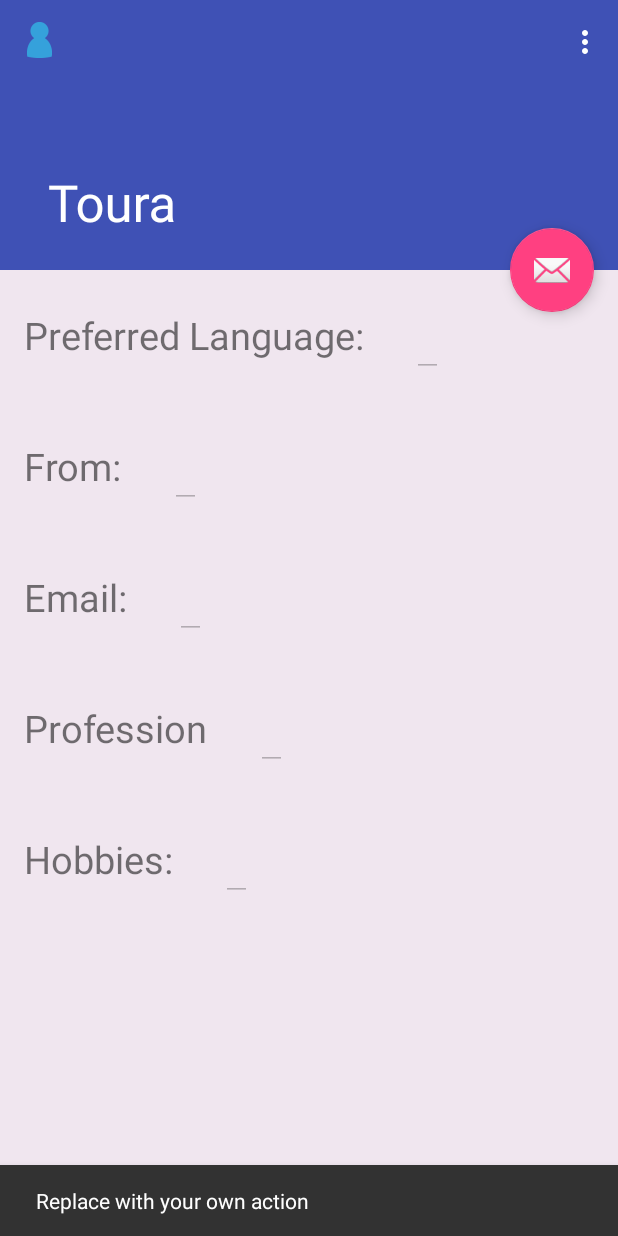
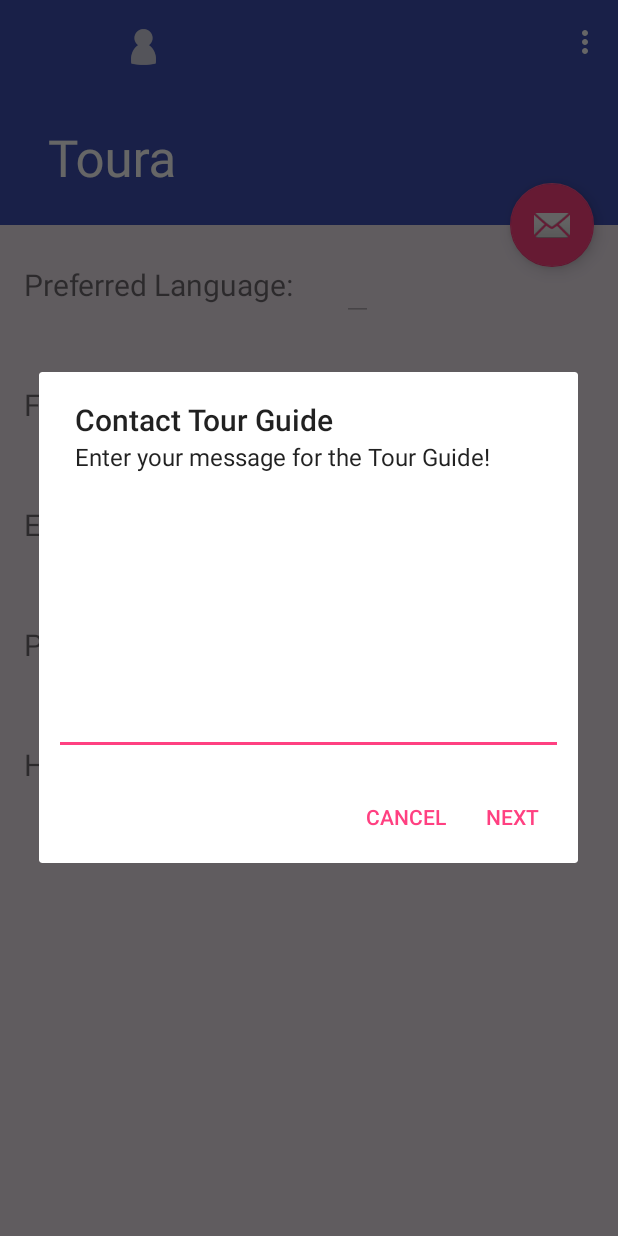
Before and after one commit to munarahman/Toura, an Android app: the screen it shows after launch (ProfileActivity), after a tap on an icon or button, on a phone screen of 412 x 824 dp. Run offline under Robolectric (Android 15) with nearby library versions, the phone set to English and light mode, and no system bars; our stand-ins replace Firebase (no records; nobody signed in at launch, a user with empty details on screens opened directly); 1 statement that could not run was skipped.

Commit message:
added icon and email blurb

```diff
--- a/app/src/main/java/com/example/muna/toura/ProfileActivity.java
+++ b/app/src/main/java/com/example/muna/toura/ProfileActivity.java
@@ -1,15 +1,19 @@
 package com.example.muna.toura;
 
-import android.graphics.drawable.Drawable;
+import android.app.AlertDialog;
+import android.content.Context;
+import android.content.DialogInterface;
 import android.os.Bundle;
 import android.support.design.widget.FloatingActionButton;
-import android.support.design.widget.Snackbar;
+import android.support.v4.content.ContextCompat;
 import android.support.v7.app.AppCompatActivity;
 import android.support.v7.widget.Toolbar;
+import android.view.LayoutInflater;
 import android.view.View;
 import android.view.Menu;
 import android.view.MenuItem;
 import android.widget.EditText;
+import android.widget.ImageView;
 import android.widget.TabHost;
 
 import com.google.firebase.database.DataSnapshot;
@@ -41,12 +45,44 @@ public class ProfileActivity extends AppCompatActivity {
         Toolbar toolbar = (Toolbar) findViewById(R.id.toolbar);
         setSupportActionBar(toolbar);
 
+        // this is for the floating Email icon
         FloatingActionButton fab = (FloatingActionButton) findViewById(R.id.fab);
         fab.setOnClickListener(new View.OnClickListener() {
             @Override
             public void onClick(View view) {
-                Snackbar.make(view, "Replace with your own action", Snackbar.LENGTH_LONG)
-                        .setAction("Action", null).show();
+
+                AlertDialog.Builder descriptionAlertDialog = new AlertDialog.Builder(ProfileActivity.this);
+                LayoutInflater inflater = getLayoutInflater();
+                final View dialogView = inflater.inflate(R.layout.email_dialog, null);
+                final EditText edt = (EditText) dialogView.findViewById(R.id.edit1);
+                descriptionAlertDialog.setView(dialogView)
+
+                    // Setting Dialog Title
+                    .setTitle("Contact Tour Guide")
+
+                    .setMessage("Enter your message for the Tour Guide!")
+
+                    // Setting Positive "Yes" Button
+                    .setPositiveButton("Next",
+                            new DialogInterface.OnClickListener() {
+                                public void onClick(DialogInterface dialog, int which) {
+                                    System.out.println(edt.getText().toString());
+                                    dialog.cancel();
+
+                                }
+                            })
+
+                    // Setting Negative "NO" Button
+                    .setNegativeButton("Cancel",
+                            new DialogInterface.OnClickListener() {
+                                public void onClick(DialogInterface dialog, int which) {
+                                    // Write your code here to execute after dialog
+                                    dialog.cancel();
+                                }
+                            })
+
+                    .show();
+
             }
         });
 
@@ -73,9 +109,36 @@ public class ProfileActivity extends AppCompatActivity {
 
         mainTabSpec = mainTabHost.newTabSpec("Profile");
         mainTabSpec.setContent(R.id.third_tab);
-        mainTabSpec.setIndicator("Profile");
+//        mainTabSpec.setIndicator("Profile");
+
+        View view = LayoutInflater.from(this).inflate(R.layout.profile_icon,
+                mainTabHost.getTabWidget(), false);
+        ImageView imgtabF = (ImageView) view.findViewById(R.id.profile_icon);
+        imgtabF.setBackgroundResource(R.drawable.profile_icon);
+
+        mainTabSpec.setIndicator(view);
         mainTabHost.addTab(mainTabSpec);
 
+
+//        Intent intent;
+//        tabhost = getTabHost();
+//        TabHost.TabSpec tabspec;
+//        intent = new Intent().setClass(getApplicationContext(),xxxxx.class);
+
+//        tabspec = mainTabHost.newTabSpec("First");
+//        View view = LayoutInflater.from(this).inflate(R.layout.profile_icon,
+//                mainTabHost.getTabWidget(), false);
+//        ImageView imgtabF = (ImageView) view.findViewById(R.id.profile_icon);
+//        imgtabF.setBackgroundResource(R.drawable.profile_icon);
+//
+//        mainTabSpec.setIndicator(view);
+//        mainTabSpec.setContent(intent);
+//        tabhost.addTab(tabspec);
+
+        mainTabHost.setCurrentTab(2);
+        Context context = getApplicationContext();
+        int color = ContextCompat.getColor(context, R.color.selected_tab);
+        mainTabHost.getTabWidget().getChildAt(2).setBackgroundColor(color);
 
     }
 
@@ -119,6 +182,7 @@ public class ProfileActivity extends AppCompatActivity {
             public void onDataChange(DataSnapshot dataSnapshot) {
                 String text = dataSnapshot.getValue(String.class);
                 fieldValue.setText(text);
+                System.out.println(text);
             }
 
             @Override
--- a/app/src/main/res/layout/activity_profile.xml
+++ b/app/src/main/res/layout/activity_profile.xml
@@ -81,14 +81,6 @@
                     android:layout_width="match_parent"
                     android:layout_height="match_parent"
                     android:orientation="vertical">
-                    <ImageView
-                        android:id="@+id/profile_icon"
-                        android:layout_width="wrap_content"
-                        android:layout_height="wrap_content"
-                        android:contentDescription="@string/profile_title"
-                        android:src="@drawable/profile_icon"/>
-                        android:layout_marginTop="40dp"
-                        android:layout_gravity="center_horizontal"/>
                 </LinearLayout>
             </FrameLayout>
 
--- a/app/src/main/res/layout/content_profile.xml
+++ b/app/src/main/res/layout/content_profile.xml
@@ -24,14 +24,14 @@
                 android:layout_height="wrap_content"
                 android:layout_margin="@dimen/text_margin"
                 android:text="@string/profile_language"
-                android:textSize="25sp" />
+                android:textSize="@dimen/text_size_profile" />
 
             <EditText
                 android:id="@+id/profile_language"
                 android:layout_width="wrap_content"
                 android:layout_height="wrap_content"
                 android:enabled="false"
-                android:textSize="25sp"
+                android:textSize="@dimen/text_size_profile"
                 android:layout_margin="@dimen/text_margin"/>
 
         </LinearLayout>
@@ -47,14 +47,14 @@
                 android:layout_height="wrap_content"
                 android:layout_margin="@dimen/text_margin"
                 android:text="@string/profile_from"
-                android:textSize="25sp" />
+                android:textSize="@dimen/text_size_profile" />
 
             <EditText
                 android:id="@+id/profile_from"
                 android:layout_width="wrap_content"
                 android:layout_height="wrap_content"
                 android:enabled="false"
-                android:textSize="25sp"
+                android:textSize="@dimen/text_size_profile"
                 android:layout_margin="@dimen/text_margin"/>
         </LinearLayout>
 
@@ -67,7 +67,7 @@
                 android:layout_width="wrap_content"
                 android:layout_height="wrap_content"
                 android:layout_margin="@dimen/text_margin"
-                android:textSize="25sp"
+                android:textSize="@dimen/text_size_profile"
                 android:text="@string/profile_email" />
 
             <EditText
@@ -75,7 +75,7 @@
                 android:layout_width="wrap_content"
                 android:layout_height="wrap_content"
                 android:enabled="false"
-                android:textSize="25sp"
+                android:textSize="@dimen/text_size_profile"
                 android:layout_margin="@dimen/text_margin"/>
         </LinearLayout>
 
@@ -89,14 +89,14 @@
                 android:layout_height="wrap_content"
                 android:layout_margin="@dimen/text_margin"
                 android:text="@string/profile_profession"
-                android:textSize="25sp" />
+                android:textSize="@dimen/text_size_profile" />
 
             <EditText
                 android:id="@+id/profile_profession"
                 android:layout_width="wrap_content"
                 android:layout_height="wrap_content"
                 android:enabled="false"
-                android:textSize="25sp"
+                android:textSize="@dimen/text_size_profile"
                 android:layout_margin="@dimen/text_margin"/>
 
         </LinearLayout>
@@ -112,14 +112,14 @@
                 android:layout_height="wrap_content"
                 android:layout_margin="@dimen/text_margin"
                 android:text="@string/profile_hobbies"
-                android:textSize="25sp" />
+                android:textSize="@dimen/text_size_profile" />
 
             <EditText
                 android:id="@+id/profile_hobbies"
                 android:layout_width="wrap_content"
                 android:layout_height="wrap_content"
                 android:enabled="false"
-                android:textSize="25sp"
+                android:textSize="@dimen/text_size_profile"
                 android:layout_margin="@dimen/text_margin"/>
         </LinearLayout>
 
--- /dev/null
+++ b/app/src/main/res/layout/email_dialog.xml
@@ -0,0 +1,19 @@
+<?xml version="1.0" encoding="utf-8"?>
+<LinearLayout xmlns:android="http://schemas.android.com/apk/res/android"
+    android:orientation="vertical"
+    android:layout_width="match_parent"
+    android:layout_height="match_parent"
+    android:padding="10dp">
+
+    <EditText
+        android:id="@+id/edit1"
+        android:layout_width="match_parent"
+        android:layout_height="fill_parent"
+        android:inputType="textMultiLine"
+        android:lines="8"
+        android:minLines="6"
+        android:gravity="top|left"
+        android:maxLines="10"
+        android:scrollbars="vertical" />
+
+</LinearLayout>
--- /dev/null
+++ b/app/src/main/res/layout/profile_icon.xml
@@ -0,0 +1,17 @@
+<?xml version="1.0" encoding="utf-8"?>
+<LinearLayout xmlns:android="http://schemas.android.com/apk/res/android"
+    android:orientation="vertical"
+    android:layout_width="match_parent"
+    android:layout_height="match_parent">
+
+
+    <ImageView
+        android:id="@+id/profile_icon"
+        android:layout_width="wrap_content"
+        android:layout_height="wrap_content"
+        android:contentDescription="@string/profile_title"
+        android:src="@drawable/profile_icon"
+        android:layout_marginLeft="80dp"
+        android:layout_marginTop="15dp"/>
+
+</LinearLayout>
--- a/app/src/main/res/values/colors.xml
+++ b/app/src/main/res/values/colors.xml
@@ -3,4 +3,5 @@
     <color name="colorPrimary">#3F51B5</color>
     <color name="colorPrimaryDark">#303F9F</color>
     <color name="colorAccent">#FF4081</color>
+    <color name="selected_tab">#9AADBF</color>
 </resources>
--- a/app/src/main/res/values/dimens.xml
+++ b/app/src/main/res/values/dimens.xml
@@ -1,5 +1,6 @@
 <resources>
-    <dimen name="app_bar_height">180dp</dimen>
+    <dimen name="app_bar_height">150dp</dimen>
     <dimen name="fab_margin">16dp</dimen>
     <dimen name="text_margin">16dp</dimen>
+    <dimen name="text_size_profile">20sp</dimen>
 </resources>
--- a/app/src/main/res/values/strings.xml
+++ b/app/src/main/res/values/strings.xml
@@ -5,7 +5,6 @@
     <string name="profile_email">Email:</string>
     <string name="profile_profession">Profession</string>
     <string name="profile_hobbies">Hobbies:</string>
-    <!--<string name="profile_hobbies">Playing video games, Trying new restaurants, hiking</string>-->
     <string name="profile_title">Profile</string>
     <string name="action_settings">Settings</string>
 </resources>
```
Also changed, not shown: app/src/main/profile_icon-web.png (added), app/src/main/res/drawable-hdpi/profile_icon.png, app/src/main/res/drawable-mdpi/profile_icon.png, app/src/main/res/drawable-xhdpi/profile_icon.png, app/src/main/res/drawable-xxhdpi/profile_icon.png, app/src/main/res/mipmap-hdpi/profile_icon.png (added), app/src/main/res/mipmap-mdpi/profile_icon.png (added), app/src/main/res/mipmap-xhdpi/profile_icon.png (added), app/src/main/res/mipmap-xxhdpi/profile_icon.png (added), app/src/main/res/mipmap-xxxhdpi/profile_icon.png (added), 2 other files.
